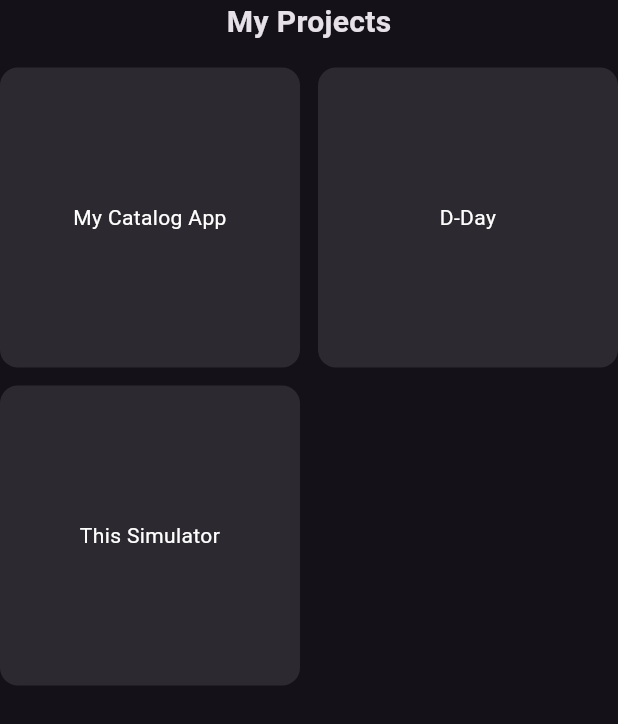
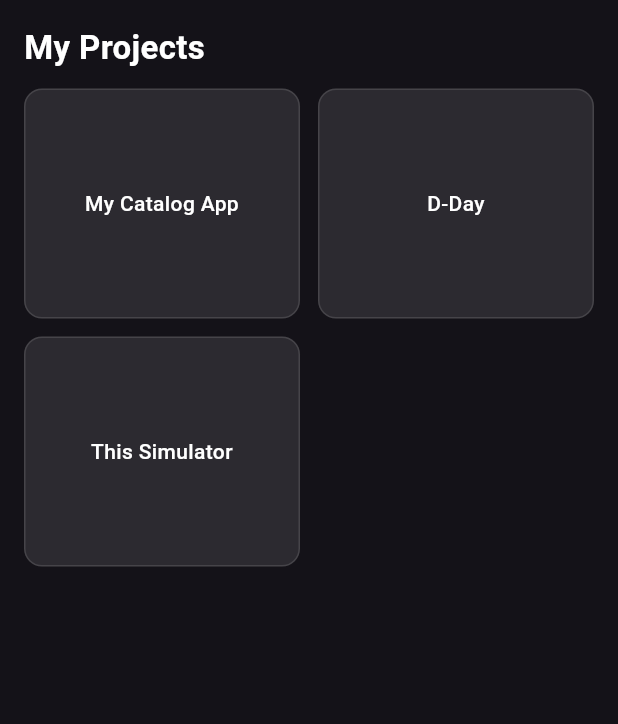
Before and after one commit to tanmay029/Portfolio, a Flutter app: the ProjectsScreen widget shown alone on an empty page, opened directly with empty values, on a phone screen of 412 x 824 dp. Shown: the top 724 px of the screen. Run offline on Flutter 3.47's test engine with Material 3 defaults, Android fonts, the phone set to English and light mode, and no system bars; missing offline and left inert: dart:html, dart:ui_web.

Commit message:
minor changess

```diff
--- a/lib/Screens/ProjectScreen.dart
+++ b/lib/Screens/ProjectScreen.dart
@@ -46,7 +46,7 @@
     ),
     Project(
       title: 'This Simulator',
-      description: 'This Iphone simulator is a project itself.',
+      description: 'This iPhone simulator is a project itself.',
       url: 'https://myportfolio-65f8e.web.app',
       techStack: ['Flutter', 'Firebase', 'Dart'],
       githubUrl: '',
@@ -57,30 +57,25 @@
         'assets/screenshots/sim_4.png',
       ],
     ),
-    // Project(
-    //   title: 'Todo Manager',
-    //   description: 'A dummy todo app.',
-    //   url: 'https://dday-ecaf3.web.app',
-    //   techStack: ['Flutter', 'Firebase', 'Dart'],
-    //   githubUrl: '',
-    //   screenshots: [
-    //     'assets/screenshots/todo_1.png',
-    //     'assets/screenshots/todo_2.png',
-    //     'assets/screenshots/todo_3.png',
-    //     'assets/screenshots/todo_4.png',
-    //   ],
-    // ),
   ];
 
   @override
   Widget build(BuildContext context) {
-    return Column(
+    return SafeArea( // ✅ SafeArea keeps it inside the phone notch/borders
+      child: Padding(
+        padding: const EdgeInsets.all(16.0), // ✅ Padding to not touch edges
+        child: Column(
+          crossAxisAlignment: CrossAxisAlignment.start,
           children: [
             const Text(
               'My Projects',
-          style: TextStyle(fontSize: 20, fontWeight: FontWeight.bold),
+              style: TextStyle(
+                fontSize: 22,
+                fontWeight: FontWeight.bold,
+                color: Colors.white,
               ),
-        const SizedBox(height: 16),
+            ),
+            const SizedBox(height: 12),
             Expanded(
               child: GridView.builder(
                 itemCount: projects.length,
@@ -88,21 +83,27 @@
                   crossAxisCount: 2,
                   mainAxisSpacing: 12,
                   crossAxisSpacing: 12,
+                  childAspectRatio: 1.2, // ✅ Better sizing
                 ),
                 itemBuilder: (context, index) {
                   final project = projects[index];
                   return GestureDetector(
                     onTap: () => onProjectTap(project),
                     child: Container(
+                      padding: const EdgeInsets.all(12),
                       decoration: BoxDecoration(
                         color: Colors.white10,
                         borderRadius: BorderRadius.circular(12),
+                        border: Border.all(color: Colors.white12),
                       ),
                       child: Center(
                         child: Text(
                           project.title,
                           textAlign: TextAlign.center,
-                      style: const TextStyle(color: Colors.white),
+                          style: const TextStyle(
+                            color: Colors.white,
+                            fontWeight: FontWeight.w500,
+                          ),
                         ),
                       ),
                     ),
@@ -111,6 +112,8 @@
               ),
             ),
           ],
+        ),
+      ),
     );
   }
 }
```
Also changed, not shown: lib/widgets/current_screen_builder.dart (+24 -10 lines), public/assets/fonts/MaterialIcons-Regular.otf, 5 other files. Lines whose indentation alone changed are shown as unchanged.
